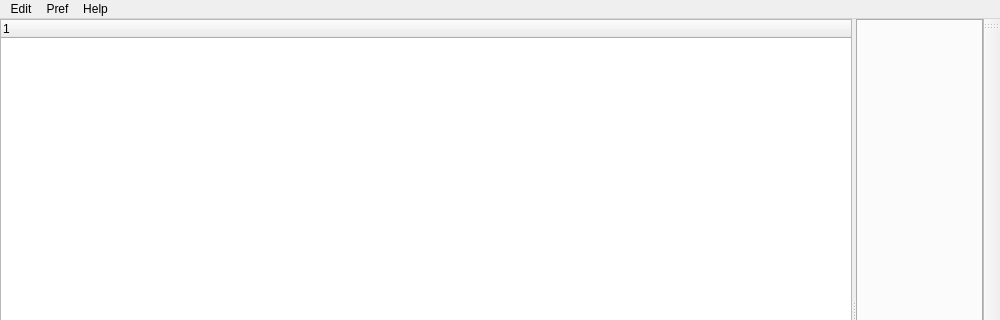
Above: appli/grapher/ud/grapher.ui from snaress/studio before the change; both pictures show x 0 to 1000 and y 0 to 320 of the 1000 by 600 pixel window. Below: the same form after it.
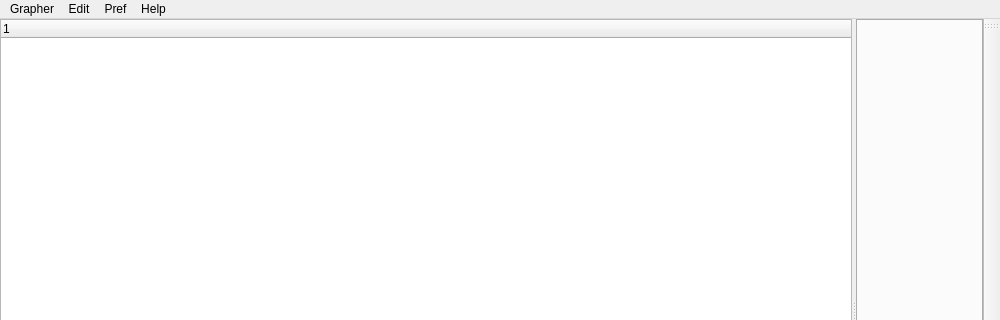
That is the form after the change.

Commit message: grapher: Remove wgGraphZone.ui

Patch:
```diff
--- a/appli/grapher/ud/grapher.ui
+++ b/appli/grapher/ud/grapher.ui
@@ -103,6 +103,12 @@
     <addaction name="miAddGraphZone"/>
     <addaction name="miConnectNodes"/>
    </widget>
+   <widget class="QMenu" name="mGrapher">
+    <property name="title">
+     <string>Grapher</string>
+    </property>
+   </widget>
+   <addaction name="mGrapher"/>
    <addaction name="mEdit"/>
    <addaction name="mPref"/>
    <addaction name="mHelp"/>
```
Left out of the diff: 75 changed lines with no effect on the pictures. The commit also changes 10 other files.
